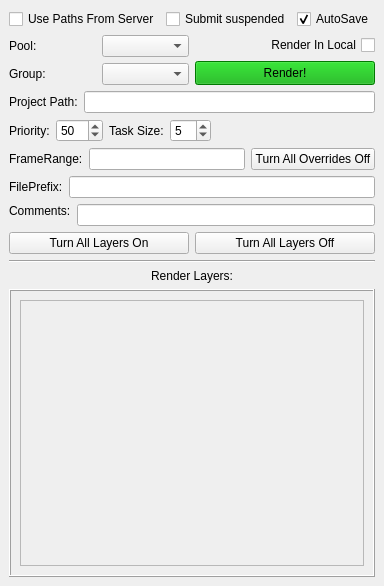
The window that render/renderManager/renderManager.ui (skarone/PipeL) describes before a commit, drawn with Qt 5.
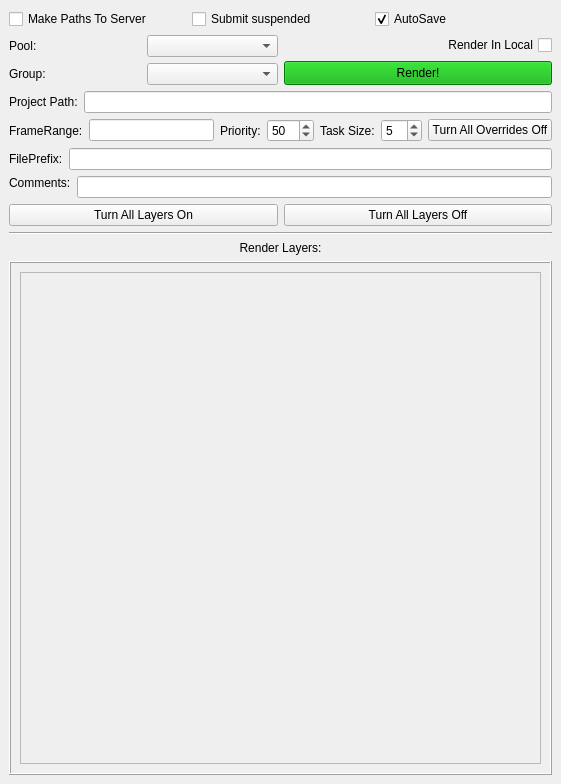
The same window after the commit.

Commit message: Render manager handle version of layers in this way... /<RenderLayer>/<RenderLayerVersions>/<RenderLayer>.????.exr

The edit to the form file:
```diff
--- a/render/renderManager/renderManager.ui
+++ b/render/renderManager/renderManager.ui
@@ -6,8 +6,8 @@
    <rect>
     <x>0</x>
     <y>0</y>
-    <width>345</width>
-    <height>586</height>
+    <width>561</width>
+    <height>784</height>
    </rect>
   </property>
   <property name="windowTitle">
@@ -23,7 +23,7 @@
          <string>&lt;html&gt;&lt;head/&gt;&lt;body&gt;&lt;p&gt;This will change all the paths in the file to point to server, but it will leave scene untouched :)&lt;/p&gt;&lt;/body&gt;&lt;/html&gt;</string>
         </property>
         <property name="text">
-         <string>Use Paths From Server</string>
+         <string>Make Paths To Server</string>
         </property>
        </widget>
       </item>
@@ -36,6 +36,12 @@
       </item>
       <item>
        <widget class="QCheckBox" name="autoSave_chb">
+        <property name="toolTip">
+         <string>&lt;html&gt;&lt;head/&gt;&lt;body&gt;&lt;p&gt;Save current scene before render&lt;/p&gt;&lt;/body&gt;&lt;/html&gt;</string>
+        </property>
+        <property name="layoutDirection">
+         <enum>Qt::LeftToRight</enum>
+        </property>
         <property name="text">
          <string>AutoSave</string>
         </property>
@@ -135,6 +141,20 @@
     </item>
     <item>
      <layout class="QHBoxLayout" name="horizontalLayout_3">
+      <item>
+       <widget class="QLabel" name="label_5">
+        <property name="text">
+         <string>FrameRange:</string>
+        </property>
+       </widget>
+      </item>
+      <item>
+       <widget class="QLineEdit" name="frameRange_le">
+        <property name="toolTip">
+         <string>&lt;html&gt;&lt;head/&gt;&lt;body&gt;&lt;p&gt;write the frame range for the entire scene, ex:120-150,163,200-250&lt;/p&gt;&lt;/body&gt;&lt;/html&gt;</string>
+        </property>
+       </widget>
+      </item>
       <item>
        <widget class="QLabel" name="label_3">
         <property name="text">
@@ -173,37 +193,6 @@
        </widget>
       </item>
       <item>
-       <spacer name="horizontalSpacer">
-        <property name="orientation">
-         <enum>Qt::Horizontal</enum>
-        </property>
-        <property name="sizeHint" stdset="0">
-         <size>
-          <width>40</width>
-          <height>20</height>
-         </size>
-        </property>
-       </spacer>
-      </item>
-     </layout>
-    </item>
-    <item>
-     <layout class="QHBoxLayout" name="horizontalLayout_6">
-      <item>
-       <widget class="QLabel" name="label_5">
-        <property name="text">
-         <string>FrameRange:</string>
-        </property>
-       </widget>
-      </item>
-      <item>
-       <widget class="QLineEdit" name="frameRange_le">
-        <property name="toolTip">
-         <string>&lt;html&gt;&lt;head/&gt;&lt;body&gt;&lt;p&gt;write the frame range for the entire scene, ex:120-150,163,200-250&lt;/p&gt;&lt;/body&gt;&lt;/html&gt;</string>
-        </property>
-       </widget>
-      </item>
-      <item>
        <widget class="QPushButton" name="allOverridesOff_btn">
         <property name="text">
          <string>Turn All Overrides Off</string>
@@ -317,8 +306,8 @@
            <rect>
             <x>0</x>
             <y>0</y>
-            <width>305</width>
-            <height>259</height>
+            <width>521</width>
+            <height>485</height>
            </rect>
           </property>
           <layout class="QVBoxLayout" name="verticalLayout_4">
```
Left out of the diff: 7 changed lines with no effect on the pictures. The commit also changes 1 other file.
